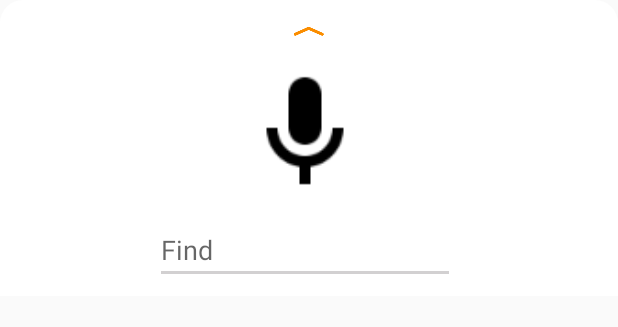
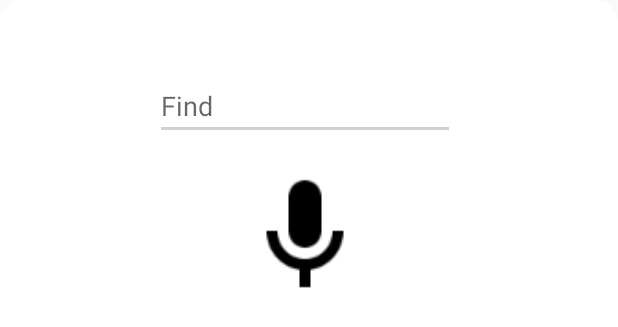
Before and after one commit to pdx97/explorer, an Android app: the layout layout_bottom_sheet.xml on its own in the app's theme, with its tools: preview values and no code run, on a phone screen of 412 x 824 dp. Shown: the top 327 px of the screen. Run offline under Robolectric (Android 15) with nearby library versions, the phone set to English and light mode, and no system bars.

Commit message:
UI changes in BottomSheetBehavior

```diff
--- a/app/src/main/res/layout/layout_bottom_sheet.xml
+++ b/app/src/main/res/layout/layout_bottom_sheet.xml
@@ -3,7 +3,7 @@
     xmlns:app="http://schemas.android.com/apk/res-auto"
     android:id="@+id/bottom_sheet_layout"
     android:layout_width="match_parent"
-    android:layout_height="wrap_content"
+    android:layout_height="230dp"
     android:layout_gravity="center_horizontal"
     android:background="@drawable/bottom_sheet_bg"
     android:gravity="center_horizontal"
@@ -20,12 +20,12 @@
         android:paddingTop="10dp"
         android:paddingBottom="20dp">
 
-        <ImageView
-            android:id="@+id/bottom_sheet_arrow"
-            android:layout_width="wrap_content"
-            android:layout_height="wrap_content"
-            android:layout_gravity="center"
-            android:src="@drawable/icn_chevron_up" />
+        <!--<ImageView-->
+            <!--android:id="@+id/bottom_sheet_arrow"-->
+            <!--android:layout_width="wrap_content"-->
+            <!--android:layout_height="wrap_content"-->
+            <!--android:layout_gravity="center"-->
+            <!--android:src="@drawable/icn_chevron_up" />-->
 
     </LinearLayout>
 
@@ -77,24 +77,6 @@
 
     <LinearLayout
         android:layout_width="match_parent"
-        android:layout_height="match_parent"
-        android:orientation="horizontal">
-
-        <Button
-            android:id="@+id/object_button"
-            android:background="@drawable/mic"
-            android:gravity="center"
-            android:layout_gravity="center"
-            android:layout_width="wrap_content"
-            android:layout_height="90dp"
-            android:layout_marginLeft="151dp"
-            />
-
-    </LinearLayout>
-
-
-    <LinearLayout
-        android:layout_width="match_parent"
         android:layout_height="wrap_content"
         android:orientation="horizontal">
 
@@ -114,6 +96,23 @@
             android:layout_marginTop="10dp"
             android:layout_marginLeft="95dp"
             android:hint="Find"
+            />
+
+    </LinearLayout>
+
+    <LinearLayout
+        android:layout_width="match_parent"
+        android:layout_height="match_parent"
+        android:orientation="horizontal">
+
+        <Button
+            android:id="@+id/object_button"
+            android:background="@drawable/mic"
+            android:gravity="center"
+            android:layout_gravity="center"
+            android:layout_width="wrap_content"
+            android:layout_height="90dp"
+            android:layout_marginLeft="151dp"
             />
 
     </LinearLayout>
```
Also changed, not shown: app/src/main/java/org/tensorflow/lite/examples/detection/CameraActivity.java (+7 -22 lines). Lines whose indentation alone changed are shown as unchanged.
